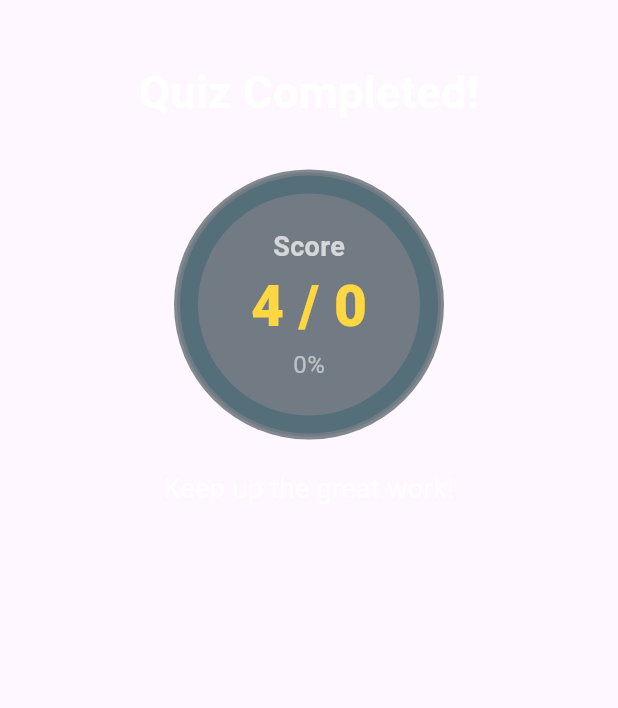
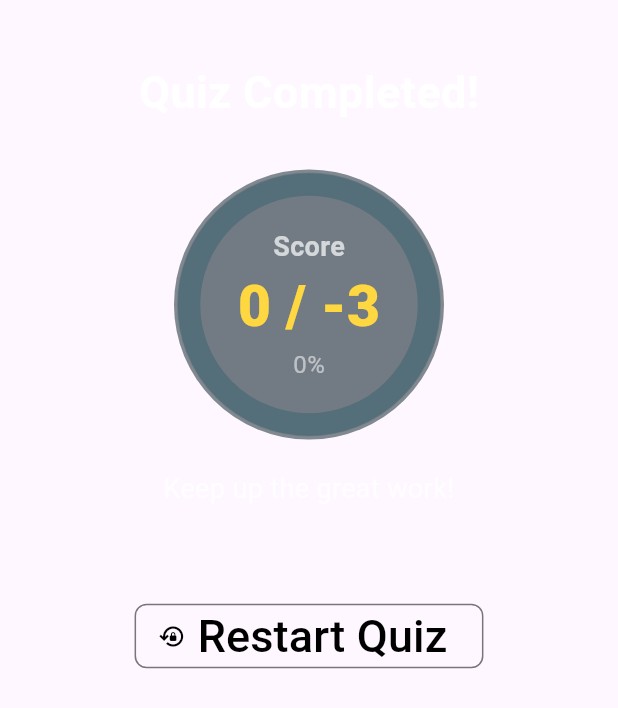
Before and after one commit to kumarvarun3834/Quizarea, a Flutter app: the ResultScreen widget shown alone on an empty page, opened directly with empty values, on a phone screen of 412 x 824 dp. Shown: the top 708 px of the screen. Run offline on Flutter 3.47's test engine with Material 3 defaults, Android fonts, the phone set to English and light mode, and no system bars.

Commit message:
added final screen and main menu connection and wrapup with project

```diff
--- a/lib/TextContainer.dart
+++ b/lib/TextContainer.dart
@@ -83,7 +83,7 @@ class MarksPanel extends StatelessWidget {
                   height: 160,
                   child: CircularProgressIndicator(
                     value: percentage, // This will be your calculated percentage (e.g., 0.8 for 80%)
-                    strokeWidth: 12, // Thickness of the progress bar
+                    strokeWidth: 15, // Thickness of the progress bar
                     backgroundColor: Colors.blueGrey[600], // Color of the track
                     valueColor: const AlwaysStoppedAnimation<Color>(Colors.amberAccent), // Color of the progress itself
                   ),
--- a/lib/quiz.dart
+++ b/lib/quiz.dart
@@ -135,7 +135,14 @@ class _Quiz extends State<MyHomePage> {
 
   void switchState() {
     setState(() {
+      if (currState=="Main_Screen"){
       currState = "Quesation_Screen";
+      }else{
+        quizData = quizdatareset();
+        quizData = shuffleQuizData(quizData);
+        quizResult = quizReset(quizData);
+        currState= "Main_Screen";
+      }
     });}
 
   // String currState = "Main_Screen";
@@ -166,7 +173,7 @@ class _Quiz extends State<MyHomePage> {
               ? Main_Screen(onPressed: switchState) :
           (currState == "Quesation_Screen")
               ? Quesations(quizData, quizResult,onStateChange: setCurrState)
-              : ResultScreen(quizData,quizResult)
+              : ResultScreen(quizData,quizResult,switchState)
       ),
     );
   }
--- a/lib/result_screen.dart
+++ b/lib/result_screen.dart
@@ -4,10 +4,10 @@ import 'package:quizarea/TextContainer.dart';
 class ResultScreen extends StatelessWidget {
   final List<Map<String,Object>> quizResult;
   final List<Map<String,Object>> quizData;
-
+  final VoidCallback onPressed;
   // final int originalOptionsPerQuestion;
 
-  const ResultScreen(this.quizData,this.quizResult, {super.key});
+  const ResultScreen(this.quizData,this.quizResult, this.onPressed,{super.key});
 
   int getScoreForQuestion(List<String> result) {
     return 0;
@@ -17,12 +17,43 @@ class ResultScreen extends StatelessWidget {
   Widget build(BuildContext context) {
     List<Widget> result_data = [];
     int i = 0;
+    int total_marks=0;
+    while (i < quizResult.length-1){
+      total_marks+=(quizData[i]["options"] as List).cast<String>().length - (quizResult[i]["selection"] as List).cast<String>().length;
+      i++;
+    }
+    i=0;
+    result_data.add(Container(
+      // padding: EdgeInsets.all(120),
+      alignment: Alignment.center,
+      height: 400,
+      child: MarksPanel(
+        totalCorrectAnswers: total_marks,
+        totalQuestions: (quizResult.length-1)*3,
+      ),
+    ));
+
+    result_data.add(Container(
+      alignment: Alignment.center,
+      child: OutlinedButton.icon(
+        onPressed: onPressed,
+        style: OutlinedButton.styleFrom(
+          foregroundColor: Colors.black,
+          shape: RoundedRectangleBorder(
+            borderRadius: BorderRadius.circular(8),
+          ),
+        ),
+        icon: Icon(Icons.lock_reset_outlined),
+        label: TextContainer("Restart Quiz", Colors.black, 30),
+      ),
+    ));
 
     while (i < quizResult.length-1) {
       Map<String, Object> resultDataset = quizResult[i];
       Map<String, Object> data = quizData[i];
       List<Widget> selections=[];
       int y=0;
+      print(total_marks);
       while(y<((resultDataset["selection"] as List).cast<String>()).length) {
         if (y ==
             (((resultDataset["selection"] as List).cast<String>()).length) -
@@ -90,27 +121,13 @@ class ResultScreen extends StatelessWidget {
     result_data.add(SizedBox(height: 150 ,));
     print(result_data);
 
-
-    // return TextContainer("text", Colors.white, 30);
     return
-      SingleChildScrollView(child:Column(children: [
-
-        Container(
-          // padding: EdgeInsets.all(120),
-          alignment: Alignment.center,
-          height: 400,
-            child: MarksPanel(
-        totalCorrectAnswers: 4,
-        totalQuestions: quizResult.length,
-      ),
-        ),
+      SingleChildScrollView(child:
         Column(
         mainAxisAlignment: MainAxisAlignment.start,
         crossAxisAlignment: CrossAxisAlignment.stretch,
         children: result_data,
       )
-    ]
-    )
-      );
+    );
   }
 }
```
